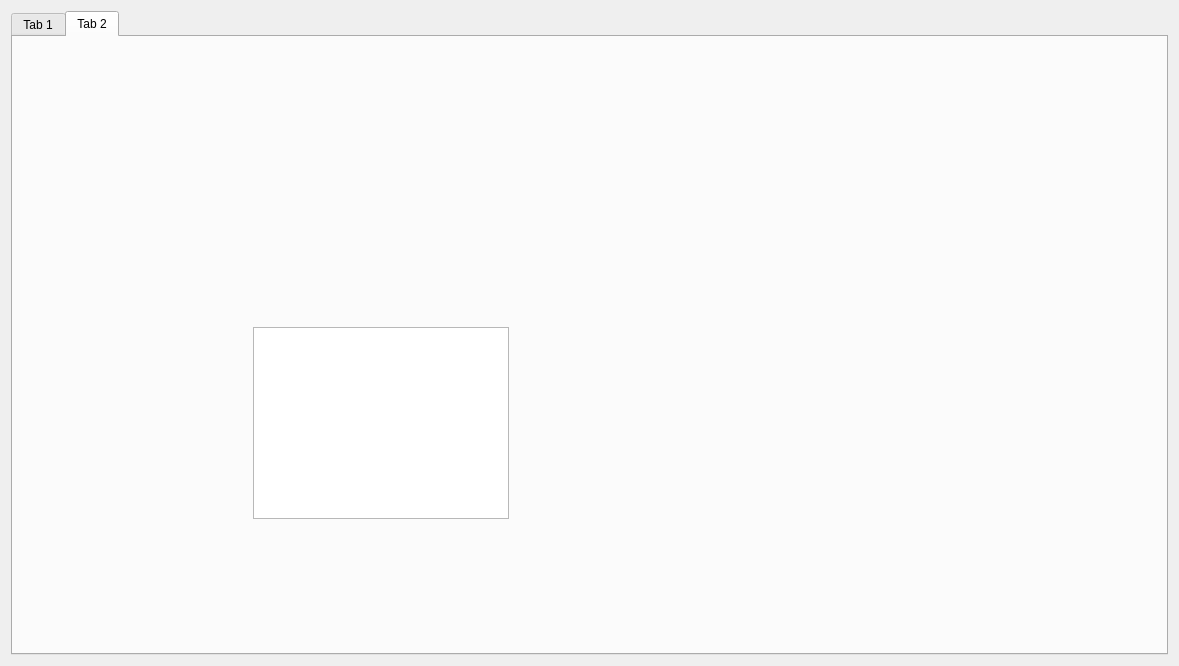
First picture: the form in widget.ui, repository SyedAnasAlam/Productivity-App, before the edit.
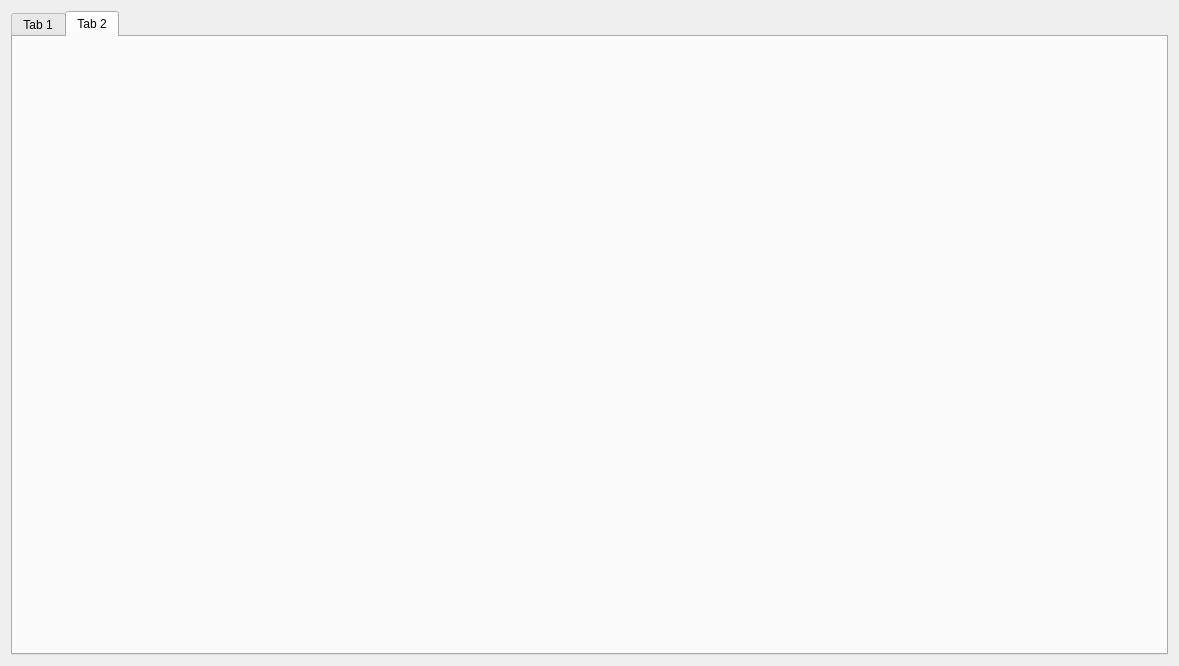
Second picture: the form after the edit. The open tabs and pages were chosen to show the change.

```diff
--- a/widget.ui
+++ b/widget.ui
@@ -13,22 +13,24 @@
   <property name="windowTitle">
    <string>Widget</string>
   </property>
-  <layout class="QHBoxLayout" name="horizontalLayout">
+  <layout class="QVBoxLayout" name="verticalLayout_2">
    <item>
     <widget class="QTabWidget" name="tabWidget">
      <property name="currentIndex">
-      <number>1</number>
+      <number>0</number>
      </property>
      <widget class="QWidget" name="tab">
       <attribute name="title">
        <string>Tab 1</string>
       </attribute>
+      <layout class="QHBoxLayout" name="horizontalLayout_2">
+       <item>
       <layout class="QVBoxLayout" name="verticalLayout">
        <item>
         <widget class="QListWidget" name="todoListWidget"/>
        </item>
        <item>
-        <layout class="QHBoxLayout" name="horizontalLayout_2">
+          <layout class="QHBoxLayout" name="horizontalLayout">
          <item>
           <widget class="QLineEdit" name="newTaskLineEdit"/>
          </item>
@@ -55,21 +57,16 @@
         </widget>
        </item>
       </layout>
+       </item>
+       <item>
+        <widget class="QGraphicsView" name="graphicsView"/>
+       </item>
+      </layout>
      </widget>
      <widget class="QWidget" name="tab_2">
       <attribute name="title">
        <string>Tab 2</string>
       </attribute>
-      <widget class="QGraphicsView" name="graphicsView">
-       <property name="geometry">
-        <rect>
-         <x>240</x>
-         <y>290</y>
-         <width>256</width>
-         <height>192</height>
-        </rect>
-       </property>
-      </widget>
      </widget>
     </widget>
    </item>
```
Lines whose indentation alone changed are shown as unchanged.
